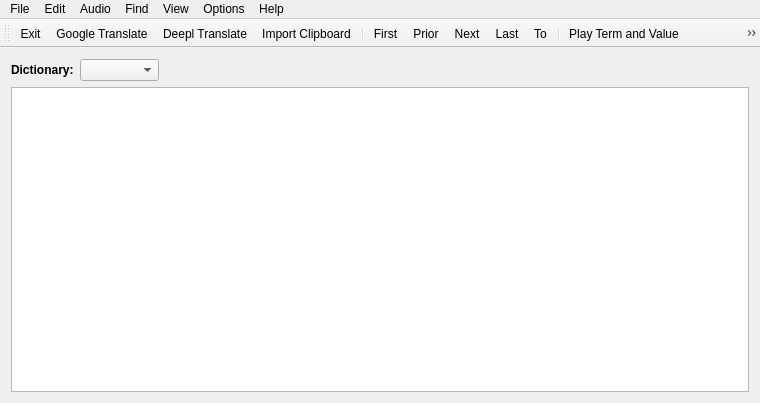
skynowa/iTeacher, file Projects/iTeacher/Ui/Main.ui: the form before one commit.
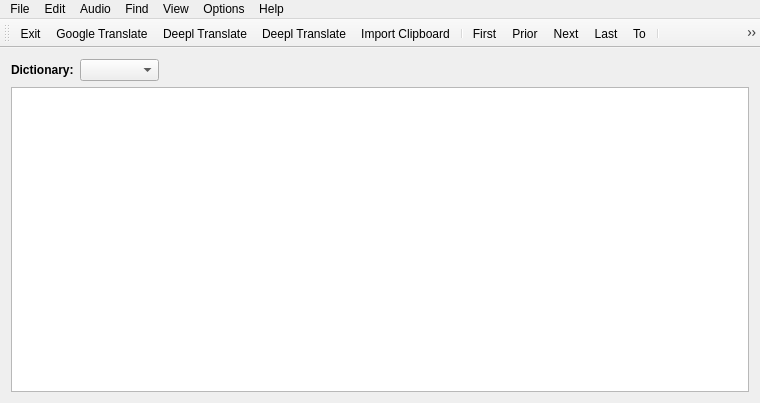
The form after the commit. Icons and pictures are not drawn.

Commit message: GoogleDocs.svg (+7) [124+/3-] - URL to My Google Docs - impl

What changed in the file:
```diff
--- a/Projects/iTeacher/Ui/Main.ui
+++ b/Projects/iTeacher/Ui/Main.ui
@@ -171,6 +171,7 @@
    <addaction name="actFile_Exit"/>
    <addaction name="actFile_GoogleTranslate"/>
    <addaction name="actFile_DeeplTranslate"/>
+   <addaction name="actFile_GoogleDocs"/>
    <addaction name="actFile_ImportClipboard"/>
    <addaction name="separator"/>
    <addaction name="actEdit_First"/>
@@ -590,6 +591,21 @@
     <string>Deepl Translate</string>
    </property>
   </action>
+  <action name="actFile_GoogleDocs">
+   <property name="icon">
+    <iconset resource="../../../Resources/App.qrc">
+     <normaloff>:/Menu/Menu/GoogleDocs.svg</normaloff>:/Menu/Menu/GoogleDocs.svg</iconset>
+   </property>
+   <property name="text">
+    <string>Google Docs</string>
+   </property>
+   <property name="iconText">
+    <string>Deepl Translate</string>
+   </property>
+   <property name="toolTip">
+    <string>Google Docs</string>
+   </property>
+  </action>
  </widget>
  <layoutdefault spacing="6" margin="11"/>
  <resources>
```
Left out of the diff: 1 changed line with no effect on the pictures. The commit also changes 6 other files.
